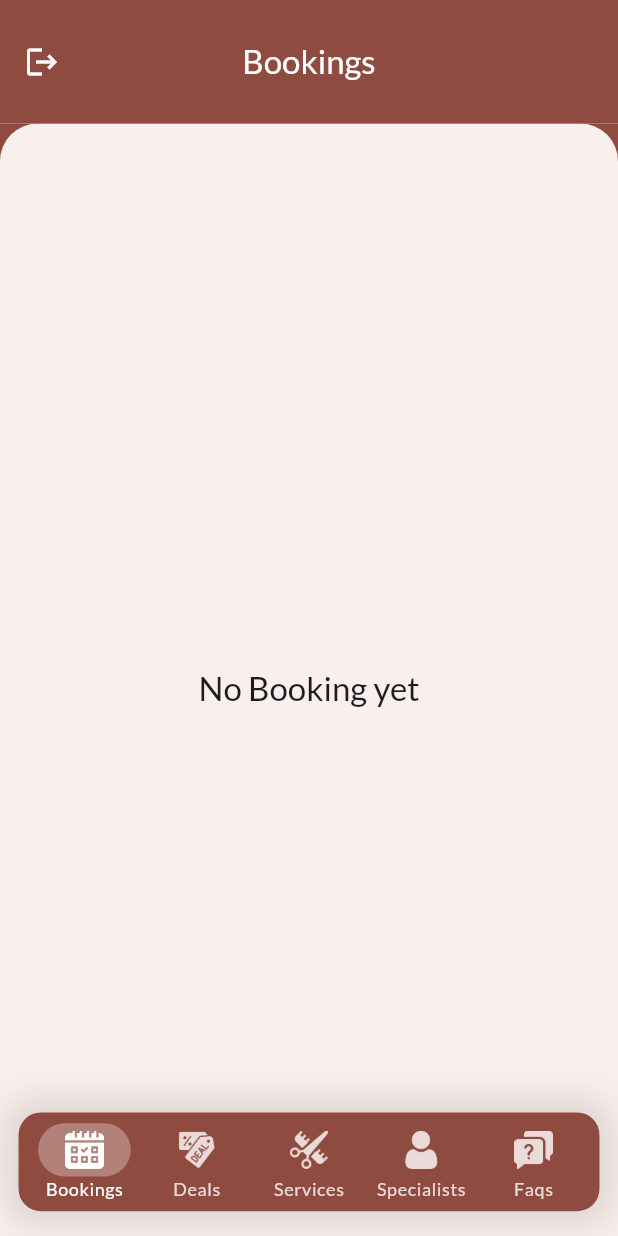
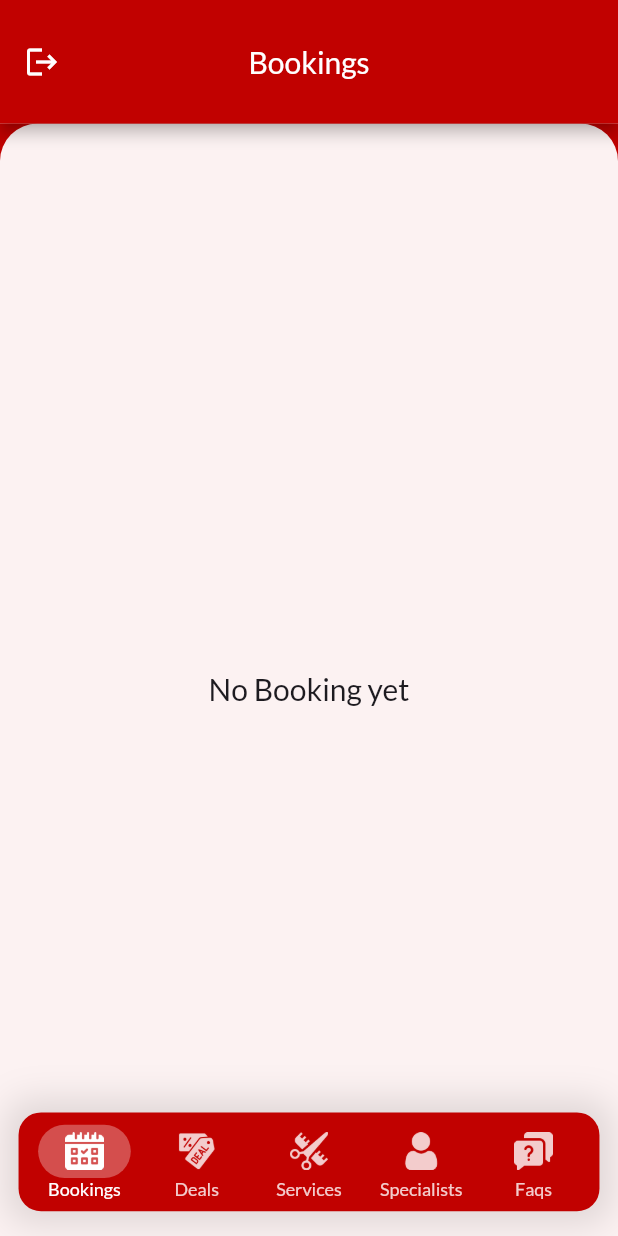
Before and after one commit to musmanflutter/Admin-Salon-App, a Flutter app: the screen it shows once a user with an empty profile is signed in, on a phone screen of 412 x 824 dp. Run offline on Flutter 3.47's test engine with Material 3 defaults, Android fonts, the phone set to English and light mode, and no system bars; our stand-ins replace cached_network_image, carousel_slider, cloud_firestore, firebase_auth, firebase_core, firebase_storage and 5 more; accounts and stored records are empty; generated files the repository leaves out were written again.

Commit message:
FLUTTER UPGRADED

```diff
--- a/lib/main.dart
+++ b/lib/main.dart
@@ -9,9 +9,23 @@ import 'firebase_options.dart';
 import 'package:admin_app/screens/others/common_screen.dart';
 import 'package:admin_app/screens/others/login_screen.dart';
 
-final lightThemeSet = ThemeData().copyWith(
-  colorScheme: ColorScheme.fromSeed(
-    seedColor: const Color.fromARGB(255, 255, 0, 0),
+final themeSet = ThemeData(
+  useMaterial3: false,
+  primaryColor: Color(0xFFc10100),
+  colorScheme: const ColorScheme(
+    brightness: Brightness.light,
+    primary: Color(0xFFc10100),
+    onPrimary: Colors.white,
+    secondary: Color(0xFFc10100),
+    onSecondary: Colors.white,
+    error: Colors.red,
+    onError: Colors.white,
+    background: Colors.white,
+    onBackground: Colors.black,
+    surface: Colors.white,
+    onSurface: Colors.black,
+    primaryContainer: Color(0xFFffe7e0),
+    onPrimaryContainer: Colors.black,
   ),
   textTheme: GoogleFonts.latoTextTheme(),
 );
@@ -19,9 +33,7 @@ final lightThemeSet = ThemeData().copyWith(
 void main() async {
   WidgetsFlutterBinding.ensureInitialized();
 
-  await Firebase.initializeApp(
-    options: DefaultFirebaseOptions.currentPlatform,
-  );
+  await Firebase.initializeApp(options: DefaultFirebaseOptions.currentPlatform);
   FirebaseFirestore.instance.settings = const Settings(
     persistenceEnabled: true,
   );
@@ -36,7 +48,7 @@ class MyApp extends StatelessWidget {
   Widget build(BuildContext context) {
     return MaterialApp(
       themeMode: ThemeMode.system,
-      theme: lightThemeSet,
+      theme: themeSet,
       debugShowCheckedModeBanner: false,
       home: StreamBuilder(
         stream: FirebaseAuth.instance.authStateChanges(),
@@ -45,9 +57,7 @@ class MyApp extends StatelessWidget {
             return Text(snapshot.error.toString());
           }
           if (snapshot.connectionState == ConnectionState.waiting) {
-            return const Center(
-              child: CircularProgressIndicator(),
-            );
+            return const Center(child: CircularProgressIndicator());
           }
           if (snapshot.hasData) {
             return const CommonScreen();
```
Also changed, not shown: pubspec.yaml (+9 -9 lines), pubspec.lock, 4 other files.
